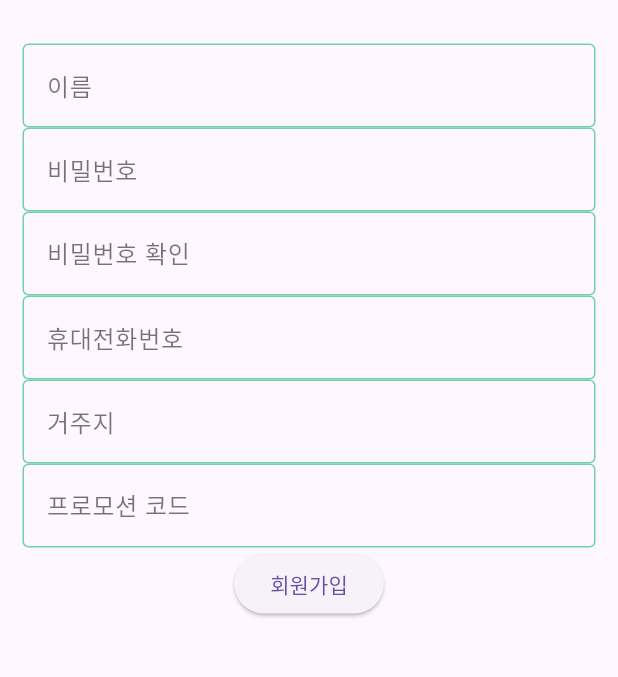
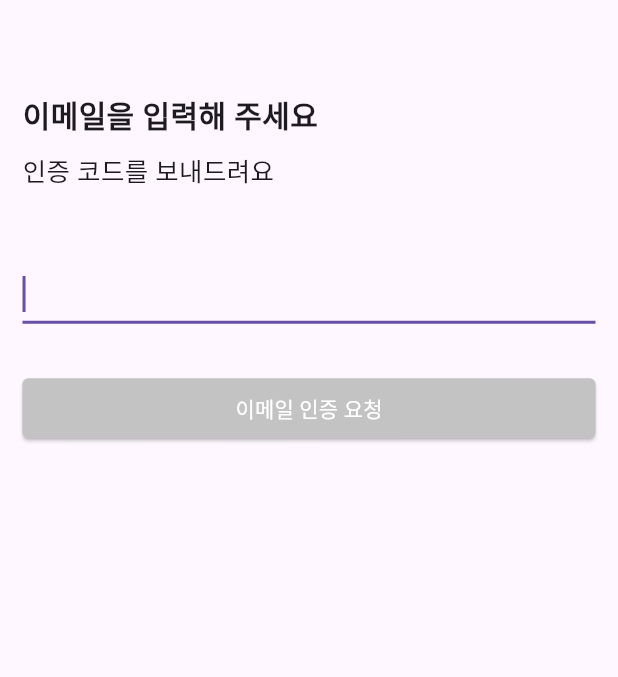
Before and after one commit to backtothefuture-team/backToTheFuture-frontend, a Flutter app: the EmailSignIn screen opened directly, after a tap on "회원가입", on a phone screen of 412 x 824 dp, the part 63-740 px from its top. Run offline on Flutter 3.47's test engine with Material 3 defaults, Android fonts, the phone set to English and light mode, and no system bars; drawn by our look-alikes of modal_progress_hud_nsn; our stand-ins replace dio, get_it, retrofit; generated files the repository leaves out were written again.

Commit message:
feat: 이메일 인증 요청 UI 구현

```diff
--- a/lib/config/palette.dart
+++ b/lib/config/palette.dart
@@ -4,6 +4,7 @@ import 'package:flutter/material.dart';
 
 class Palette {
   static const primaryColor = Color.fromARGB(255, 110, 211, 169);
+  static const disabledColor = Color.fromARGB(255, 195, 195, 195);
 
   // text color
   static const whiteTextColor = Colors.white;
--- a/lib/config/user_info_text_form_field.dart
+++ b/lib/config/user_info_text_form_field.dart
@@ -4,11 +4,17 @@ import 'package:rest_api_ex/config/palette.dart';
 class UserInfoTextFormField extends StatelessWidget {
   const UserInfoTextFormField({
     super.key,
+    this.autoFocus,
+    this.isButtonEnabled,
+    this.textInputType,
     required this.controller,
     required this.validator,
     required this.decorationLabelText,
   });
 
+  final bool? autoFocus;
+  final bool? isButtonEnabled;
+  final TextInputType? textInputType;
   final TextEditingController? controller;
   final String? Function(String?) validator;
   final String decorationLabelText;
@@ -16,6 +22,9 @@ class UserInfoTextFormField extends StatelessWidget {
   @override
   Widget build(BuildContext context) {
     return TextFormField(
+      // null 이면 autoFocus 기본 값 false
+      autofocus: autoFocus ?? false,
+      keyboardType: textInputType,
       controller: controller,
       validator: validator,
       decoration: _setTextFormDecoration(decorationLabelText),
@@ -28,11 +37,17 @@ class UserInfoTextFormField extends StatelessWidget {
       labelStyle: const TextStyle(
         color: Colors.black54,
       ),
+
+      // 이메일 인증 요청에서만 필요한 부분
+      suffixIcon: isButtonEnabled != null && isButtonEnabled == true
+          ? const Icon(Icons.check, color: Palette.primaryColor,)
+          : null,
+
       enabledBorder: const OutlineInputBorder(
         borderSide: BorderSide(
-          color: Palette.primaryColor
-        )
-      )
+          color: Palette.primaryColor,
+        ),
+      ),
     );
   }
 }
--- a/lib/ui/sign_in/sign_in_email.dart
+++ b/lib/ui/sign_in/sign_in_email.dart
@@ -5,6 +5,7 @@ import 'package:rest_api_ex/ui/sign_in/sign_in_email_form.dart';
 import 'package:rest_api_ex/ui/sign_up/sign_up.dart';
 
 import '../../config/navigate_to.dart';
+import '../sign_up/email_auth_request.dart';
 
 class EmailSignIn extends StatefulWidget {
   const EmailSignIn({super.key});
@@ -73,7 +74,7 @@ class _EmailSignInState extends State<EmailSignIn> {
   Widget signUpButton(BuildContext context) {
     return GestureDetector(
       onTap: () {
-        navigateTo(context, const SignUp());
+        navigateTo(context, const EmailAuthRequest());
       },
       child: const Text(
         '회원가입',
--- /dev/null
+++ b/lib/ui/sign_up/email_auth_request.dart
@@ -0,0 +1,143 @@
+import 'package:flutter/material.dart';
+import 'package:modal_progress_hud_nsn/modal_progress_hud_nsn.dart';
+import 'package:rest_api_ex/config/gaps.dart';
+import 'package:rest_api_ex/config/my_validator.dart';
+import 'package:rest_api_ex/config/user_info_text_form_field.dart';
+
+import '../../config/palette.dart';
+
+class EmailAuthRequest extends StatefulWidget {
+  const EmailAuthRequest({super.key});
+
+  @override
+  State<EmailAuthRequest> createState() => _EmailAuthRequestState();
+}
+
+class _EmailAuthRequestState extends State<EmailAuthRequest> {
+  bool showSpinner = false;
+  bool _isButtonEnabled = false;
+  final formKey = GlobalKey<FormState>();
+  final _userEmailController = TextEditingController();
+
+  // 유효성 검사
+  void _tryValidation() {
+    final isValid = formKey.currentState!.validate();
+
+    if (isValid) {
+      formKey.currentState!.save();
+    }
+  }
+
+
+  @override
+  void initState() {
+    super.initState();
+
+    // 텍스트 길이에 따라 버튼 색상 활성화를 하기 위한 콜백 함수
+    // 함수를 호출하는 게 아니라, 콜백으로 전달하기 때문에 괄호를 사용하지 않는다.
+    _userEmailController.addListener(_updateButtonState);
+  }
+
+
+  @override
+  void dispose() {
+    super.dispose();
+    _userEmailController.dispose();
+  }
+
+
+  // 텍스트 길이에 따라 버튼 색상 활성화를 하기 위한 콜백 함수
+  void _updateButtonState() {
+    setState(() {
+      _isButtonEnabled = _userEmailController.text.length > 5;
+    });
+  }
+
+
+  @override
+  Widget build(BuildContext context) {
+    return Scaffold(
+      appBar: AppBar(
+        title: Text('회원가입'),
+      ),
+
+      body: ModalProgressHUD(
+        inAsyncCall: showSpinner,
+        child: SizedBox(
+          height: MediaQuery.of(context).size.height * 0.4,
+          child: Form(
+            key: formKey,
+            child: Padding(
+              padding: const EdgeInsets.all(15.0),
+              child: Column(
+                mainAxisAlignment: MainAxisAlignment.spaceEvenly,
+                crossAxisAlignment: CrossAxisAlignment.stretch,
+                children: [
+                  // 설명 문구,
+                  description(),
+
+                  // 이메일 입력
+                  UserInfoTextFormField(
+                    autoFocus: true,
+                    isButtonEnabled: _isButtonEnabled == true ? true : false,
+                    textInputType: TextInputType.emailAddress,
+                    controller: _userEmailController,
+                    validator: (value) => myValidate(value, '이메일'),
+                    decorationLabelText: '',
+                  ),
+
+                  // 이메일 인증 요청 버튼
+                  emailAuthRequestButton(context, _isButtonEnabled)
+                ],
+              ),
+            ),
+          ),
+        ),
+      ),
+    );
+  }
+
+  // 설명 문구
+  Widget description() {
+    return const Column(
+      crossAxisAlignment: CrossAxisAlignment.start,
+      children: [
+        Text(
+          '이메일을 입력해 주세요',
+          style: TextStyle(
+            fontSize: 20.0,
+            fontWeight: FontWeight.bold,
+          ),
+        ),
+
+        Gaps.gapH10,
+        Text(
+          '인증 코드를 보내드려요',
+          style: TextStyle(fontSize: 17.0,),
+        )
+      ],
+    );
+  }
+
+  // 이메일 인증 요청 버튼
+  Widget emailAuthRequestButton(BuildContext context, bool buttonEnabled) {
+    return ElevatedButton(
+      style: ElevatedButton.styleFrom(
+        backgroundColor:
+            _isButtonEnabled ? Palette.primaryColor : Palette.disabledColor,
+        shape: RoundedRectangleBorder(
+          borderRadius: BorderRadius.circular(4.0),
+        ),
+      ),
+
+      onPressed: () {},
+
+      child: const Text(
+        '이메일 인증 요청',
+        style: TextStyle(
+          color: Palette.whiteTextColor,
+        ),
+      ),
+    );
+  }
+}
```
